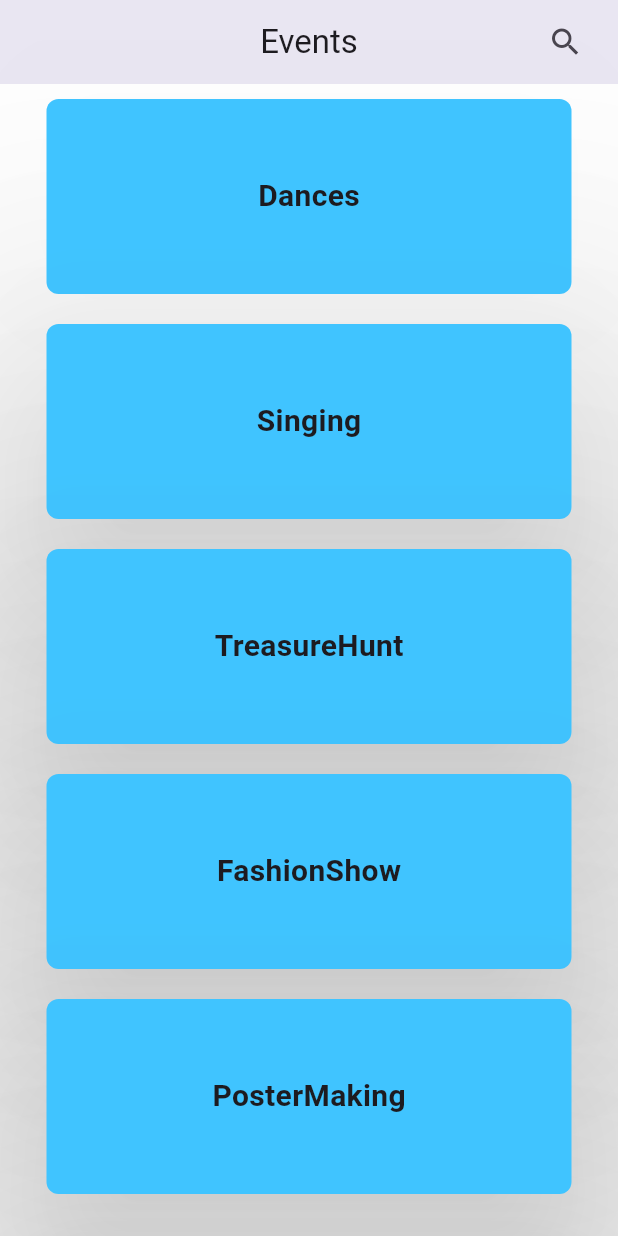
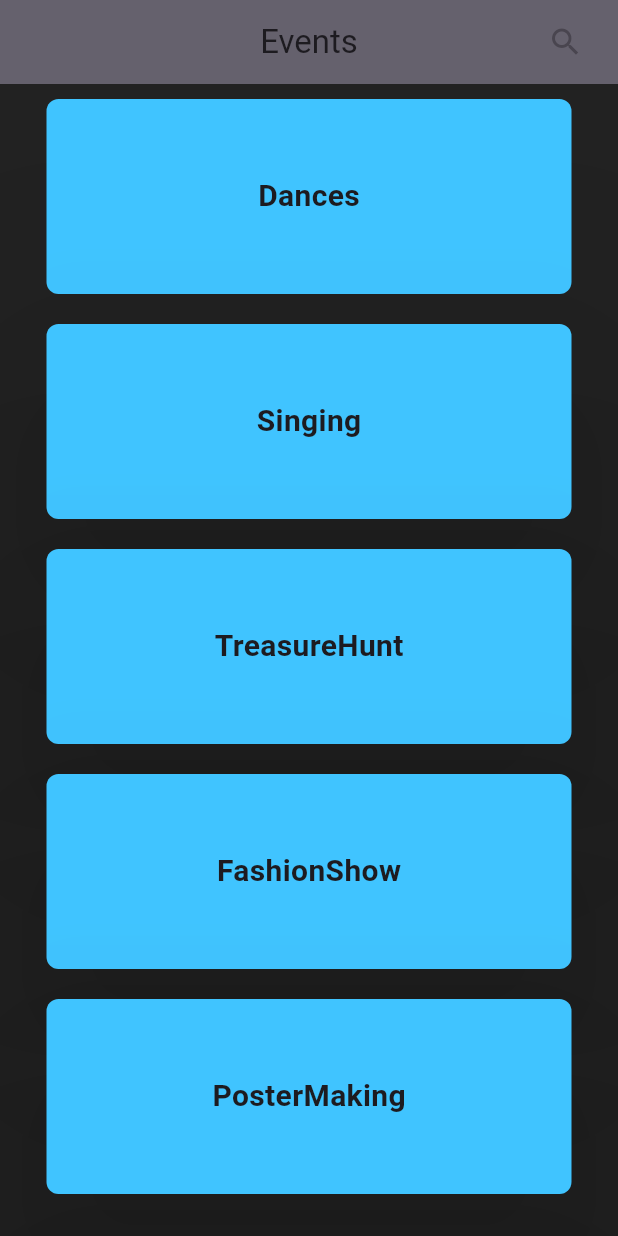
Before and after one commit to VinayakNishad/myThirdRepo, a Flutter app: the MainPage screen opened directly, on a phone screen of 412 x 824 dp. Run offline on Flutter 3.47's test engine with Material 3 defaults, Android fonts, the phone set to English and light mode, and no system bars; our stand-ins replace firebase_auth, firebase_core, hidden_drawer_menu; accounts and stored records are empty.

Commit message:
Background updated to black.

```diff
--- a/myproject/lib/Student/MainPage.dart
+++ b/myproject/lib/Student/MainPage.dart
@@ -12,7 +12,7 @@ class _MainPageState extends State<MainPage> {
 
     var arrEvents=["Dances","Singing","TreasureHunt","FashionShow","PosterMaking"];
     return Scaffold(
-        backgroundColor: Colors.white12,
+        backgroundColor: Colors.black87,
         appBar: AppBar(
           elevation: 67,
           backgroundColor: Colors.white30,
```
